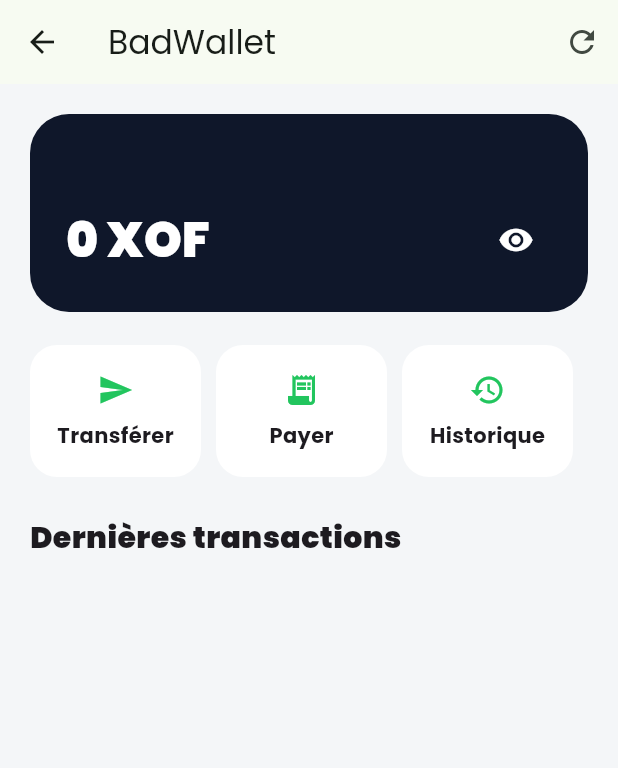
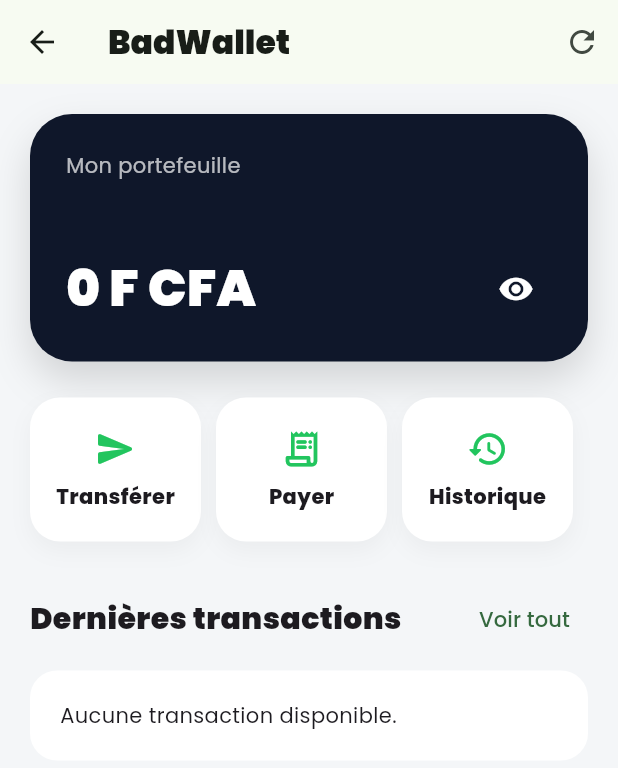
Before and after one commit to fadillawani/ExamenDESIGNPATTERN-S6, a Flutter app: the HomeScreen screen opened by its route, on a phone screen of 412 x 824 dp. Shown: the top 768 px of the screen. Run offline on Flutter 3.47's test engine with Material 3 defaults, Android fonts, the phone set to English and light mode, and no system bars; our stand-ins replace google_fonts.

Commit message:
feat: add flutter dashboard home

```diff
--- a/badwallet_mobile/lib/features/dashboard/home_screen.dart
+++ b/badwallet_mobile/lib/features/dashboard/home_screen.dart
@@ -1,7 +1,6 @@
 import 'package:flutter/material.dart';
 import 'package:intl/intl.dart';
 import 'package:provider/provider.dart';
-
 import '../../providers/wallet_provider.dart';
 
 class HomeScreen extends StatefulWidget {
@@ -17,9 +16,13 @@ class _HomeScreenState extends State<HomeScreen> {
   String formatXof(double value) {
     return NumberFormat.currency(
       locale: 'fr_SN',
-      symbol: 'XOF',
+      symbol: 'F CFA',
       decimalDigits: 0,
     ).format(value);
+  }
+
+  bool isIncome(String type) {
+    return type.contains('DEPOSIT') || type.contains('TRANSFER_IN');
   }
 
   @override
@@ -28,8 +31,12 @@ class _HomeScreenState extends State<HomeScreen> {
     final balance = provider.balance;
 
     return Scaffold(
+      backgroundColor: const Color(0xFFF4F6F8),
       appBar: AppBar(
-        title: const Text('BadWallet'),
+        title: const Text(
+          'BadWallet',
+          style: TextStyle(fontWeight: FontWeight.w900),
+        ),
         actions: [
           IconButton(
             onPressed: provider.refresh,
@@ -46,16 +53,31 @@ class _HomeScreenState extends State<HomeScreen> {
               padding: const EdgeInsets.all(24),
               decoration: BoxDecoration(
                 color: const Color(0xFF0F172A),
-                borderRadius: BorderRadius.circular(26),
+                borderRadius: BorderRadius.circular(28),
+                boxShadow: [
+                  BoxShadow(
+                    color: Colors.black.withOpacity(0.14),
+                    blurRadius: 22,
+                    offset: const Offset(0, 12),
+                  ),
+                ],
               ),
               child: Column(
                 crossAxisAlignment: CrossAxisAlignment.start,
                 children: [
+                  const Text(
+                    'Mon portefeuille',
+                    style: TextStyle(color: Colors.white70),
+                  ),
+                  const SizedBox(height: 6),
                   Text(
                     provider.phoneNumber ?? '',
-                    style: const TextStyle(color: Colors.white70),
+                    style: const TextStyle(
+                      color: Colors.white,
+                      fontWeight: FontWeight.w700,
                     ),
-                  const SizedBox(height: 16),
+                  ),
+                  const SizedBox(height: 22),
                   Row(
                     children: [
                       Expanded(
@@ -65,16 +87,14 @@ class _HomeScreenState extends State<HomeScreen> {
                               : formatXof(balance?.balance ?? 0),
                           style: const TextStyle(
                             color: Colors.white,
-                            fontSize: 32,
+                            fontSize: 34,
                             fontWeight: FontWeight.w900,
                           ),
                         ),
                       ),
                       IconButton(
                         onPressed: () {
-                          setState(() {
-                            hideBalance = !hideBalance;
-                          });
+                          setState(() => hideBalance = !hideBalance);
                         },
                         icon: Icon(
                           hideBalance
@@ -88,53 +108,87 @@ class _HomeScreenState extends State<HomeScreen> {
                 ],
               ),
             ),
-            const SizedBox(height: 22),
+
+            const SizedBox(height: 24),
+
             Row(
               children: [
                 _ActionButton(
-                  icon: Icons.send,
+                  icon: Icons.send_rounded,
                   label: 'Transférer',
                   onTap: () => Navigator.pushNamed(context, '/transfer'),
                 ),
                 _ActionButton(
-                  icon: Icons.receipt_long,
+                  icon: Icons.receipt_long_rounded,
                   label: 'Payer',
                   onTap: () {},
                 ),
                 _ActionButton(
-                  icon: Icons.history,
+                  icon: Icons.history_rounded,
                   label: 'Historique',
                   onTap: () => Navigator.pushNamed(context, '/history'),
                 ),
               ],
             ),
-            const SizedBox(height: 26),
+
+            const SizedBox(height: 28),
+
+            Row(
+              mainAxisAlignment: MainAxisAlignment.spaceBetween,
+              children: [
                 const Text(
                   'Dernières transactions',
-              style: TextStyle(fontWeight: FontWeight.w900, fontSize: 20),
+                  style: TextStyle(fontSize: 20, fontWeight: FontWeight.w900),
                 ),
-            const SizedBox(height: 12),
+                TextButton(
+                  onPressed: () => Navigator.pushNamed(context, '/history'),
+                  child: const Text('Voir tout'),
+                ),
+              ],
+            ),
+
+            const SizedBox(height: 10),
+
+            if (provider.transactions.isEmpty)
+              Container(
+                padding: const EdgeInsets.all(20),
+                decoration: BoxDecoration(
+                  color: Colors.white,
+                  borderRadius: BorderRadius.circular(18),
+                ),
+                child: const Text('Aucune transaction disponible.'),
+              )
+            else
               ...provider.transactions.take(5).map((transaction) {
-              final isIncome = transaction.type.contains('DEPOSIT') ||
-                  transaction.type.contains('TRANSFER_IN');
+                final income = isIncome(transaction.type);
 
-              return Card(
+                return Container(
+                  margin: const EdgeInsets.only(bottom: 12),
+                  decoration: BoxDecoration(
+                    color: Colors.white,
+                    borderRadius: BorderRadius.circular(18),
+                  ),
                   child: ListTile(
                     leading: CircleAvatar(
                       backgroundColor:
-                        isIncome ? Colors.green.shade100 : Colors.red.shade100,
+                          income ? Colors.green.shade100 : Colors.red.shade100,
                       child: Icon(
-                      isIncome ? Icons.arrow_downward : Icons.arrow_upward,
-                      color: isIncome ? Colors.green : Colors.red,
+                        income
+                            ? Icons.arrow_downward_rounded
+                            : Icons.arrow_upward_rounded,
+                        color: income ? Colors.green : Colors.red,
                       ),
                     ),
-                  title: Text(transaction.type),
+                    title: Text(
+                      transaction.type,
+                      style: const TextStyle(fontWeight: FontWeight.w700),
+                    ),
                     subtitle: Text(transaction.createdAt),
                     trailing: Text(
-                    formatXof(transaction.amount),
+                      '${income ? '+' : '-'} ${formatXof(transaction.amount)}',
                       style: TextStyle(
-                      color: isIncome ? Colors.green : Colors.red,
-                      fontWeight: FontWeight.bold,
+                        color: income ? Colors.green : Colors.red,
+                        fontWeight: FontWeight.w900,
                       ),
                     ),
                   ),
@@ -163,19 +217,29 @@ class _ActionButton extends StatelessWidget {
     return Expanded(
       child: InkWell(
         onTap: onTap,
-        borderRadius: BorderRadius.circular(18),
+        borderRadius: BorderRadius.circular(20),
         child: Container(
           margin: const EdgeInsets.only(right: 10),
-          padding: const EdgeInsets.symmetric(vertical: 18),
+          padding: const EdgeInsets.symmetric(vertical: 20),
           decoration: BoxDecoration(
             color: Colors.white,
-            borderRadius: BorderRadius.circular(18),
+            borderRadius: BorderRadius.circular(20),
+            boxShadow: [
+              BoxShadow(
+                color: Colors.black.withOpacity(0.04),
+                blurRadius: 12,
+                offset: const Offset(0, 6),
+              ),
+            ],
           ),
           child: Column(
             children: [
-              Icon(icon, color: const Color(0xFF22C55E)),
+              Icon(icon, color: const Color(0xFF22C55E), size: 28),
               const SizedBox(height: 8),
-              Text(label, style: const TextStyle(fontWeight: FontWeight.bold)),
+              Text(
+                label,
+                style: const TextStyle(fontWeight: FontWeight.w800),
+              ),
             ],
           ),
         ),
```
Lines whose indentation alone changed are shown as unchanged.
